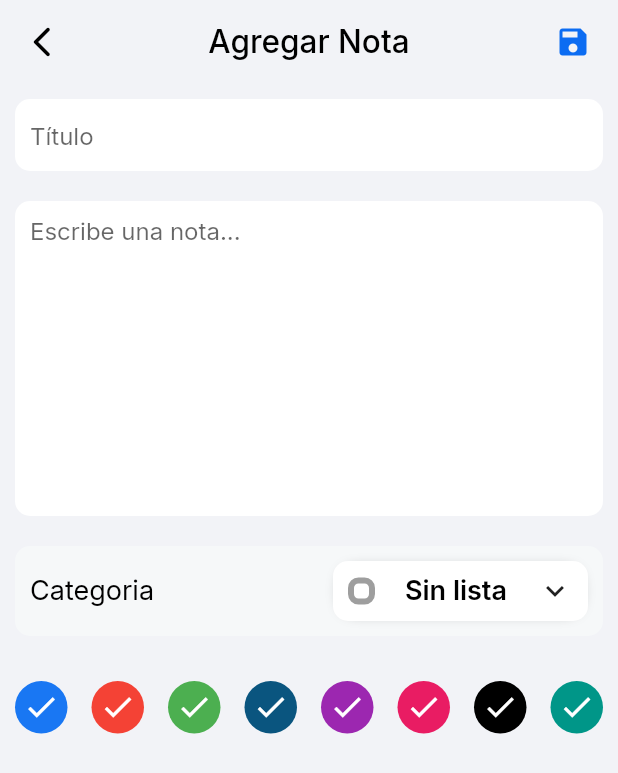
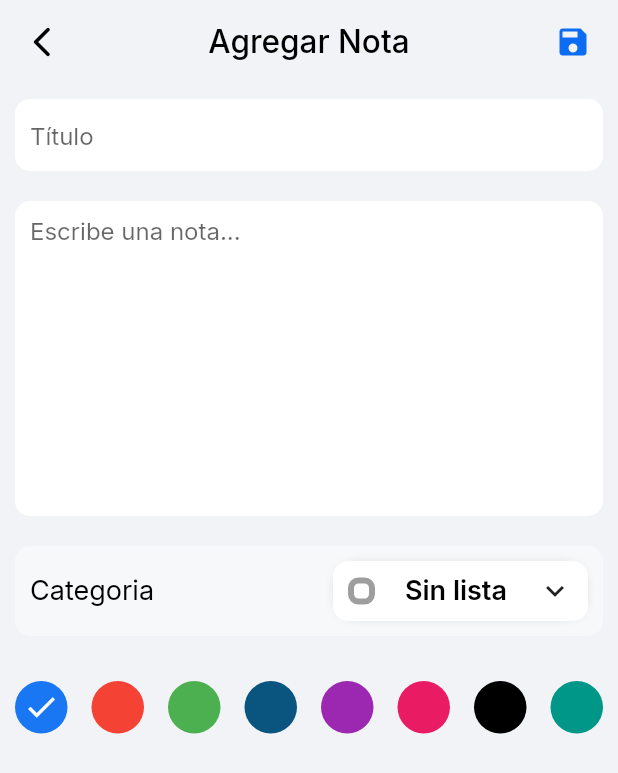
Before and after one commit to ArMisae/notes-bloc-flutter, a Flutter app: the AddNoteScreen screen opened directly, on a phone screen of 412 x 824 dp. Shown: the top 773 px of the screen. Run offline on Flutter 3.47's test engine with Material 2 defaults, Android fonts, the light colour scheme and no system bars; our stand-ins replace bloc, flutter_bloc, google_fonts.

Commit message:
Selected Colors

```diff
--- a/lib/bloc/notes/notes_bloc.dart
+++ b/lib/bloc/notes/notes_bloc.dart
@@ -16,5 +16,12 @@ class NotesBloc extends Bloc<NotesEvent, NotesState> {
         )
       },
     );
+    on<SelectedColorEvent>(
+      (event, emit) => {
+        emit(
+          state.copyWith(color: event.color),
+        ),
+      },
+    );
   }
 }
--- a/lib/bloc/notes/notes_event.dart
+++ b/lib/bloc/notes/notes_event.dart
@@ -9,3 +9,9 @@ class SelectedCategoryEvent extends NotesEvent {
 
   SelectedCategoryEvent(this.category, this.colorCategory);
 }
+
+class SelectedColorEvent extends NotesEvent {
+  final int color;
+
+  SelectedColorEvent(this.color);
+}
--- a/lib/widgets/circle.dart
+++ b/lib/widgets/circle.dart
@@ -1,4 +1,6 @@
 import 'package:flutter/material.dart';
+import 'package:flutter_bloc/flutter_bloc.dart';
+import 'package:notes_bloc/bloc/notes/notes_bloc.dart';
 
 class Circle extends StatelessWidget {
   final int color;
@@ -16,7 +18,11 @@ class Circle extends StatelessWidget {
         height: 35,
         width: 35,
         decoration: BoxDecoration(shape: BoxShape.circle, color: Color(color)),
-        child: const Icon(Icons.check, color: Colors.white),
+        child: BlocBuilder<NotesBloc, NotesState>(
+          builder: (_, state) => state.color == color
+              ? const Icon(Icons.check, color: Colors.white)
+              : Container(),
+        ),
       ),
     );
   }
```
Also changed, not shown: lib/widgets/select_colors.dart (+12 -8 lines).
